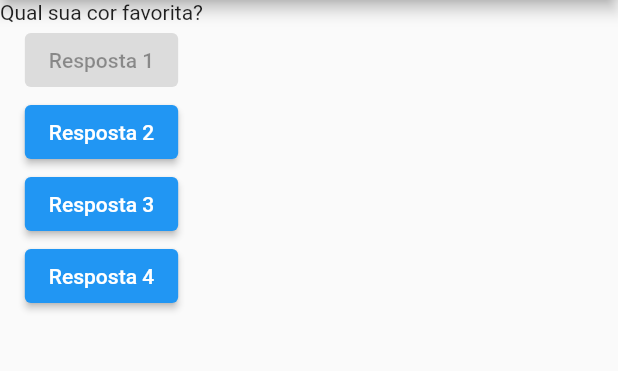
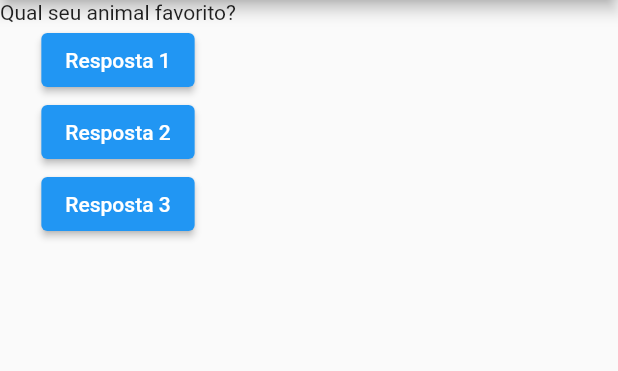
Before and after one commit to IagoMesquita/App_de_perguntas, a Flutter app: the screen it shows after launch, after a tap on "Resposta 2", on a phone screen of 412 x 824 dp, the part 84-455 px from its top. Run offline on Flutter 3.47's test engine with Material 2 defaults, Android fonts, the phone set to English and light mode, and no system bars.

```diff
--- a/lib/main.dart
+++ b/lib/main.dart
@@ -7,8 +7,11 @@ class PerguntaApp extends StatelessWidget {
 
   bool isActive = false;
 
+  int perguntaSelecionada = 1;
+
   void responder() {
-   debugPrint('Pergunta respondida!');
+   perguntaSelecionada++;
+   print(perguntaSelecionada);
   }
 
   final List<String> perguntas = [
@@ -27,9 +30,9 @@ class PerguntaApp extends StatelessWidget {
         ),
         body: Column(
           children: [
-            Text(perguntas[0]),
+            Text(perguntas[perguntaSelecionada]),
              ElevatedButton(
-              onPressed:  isActive ? responder : null,
+              onPressed: responder,
               child: const Text('Resposta 1'),
             ),
             ElevatedButton(
@@ -37,14 +40,8 @@ class PerguntaApp extends StatelessWidget {
               child: const Text('Resposta 2'),
             ),
             ElevatedButton(
-              onPressed: () {
-                debugPrint('Pergunta resondida 3');
-              },
+              onPressed: responder,
               child: const Text('Resposta 3'),
-            ),
-            ElevatedButton(
-              onPressed: () => debugPrint('Pergunta resondida'),
-              child: const Text('Resposta 4'),
             ),
           ],
         ),
```
